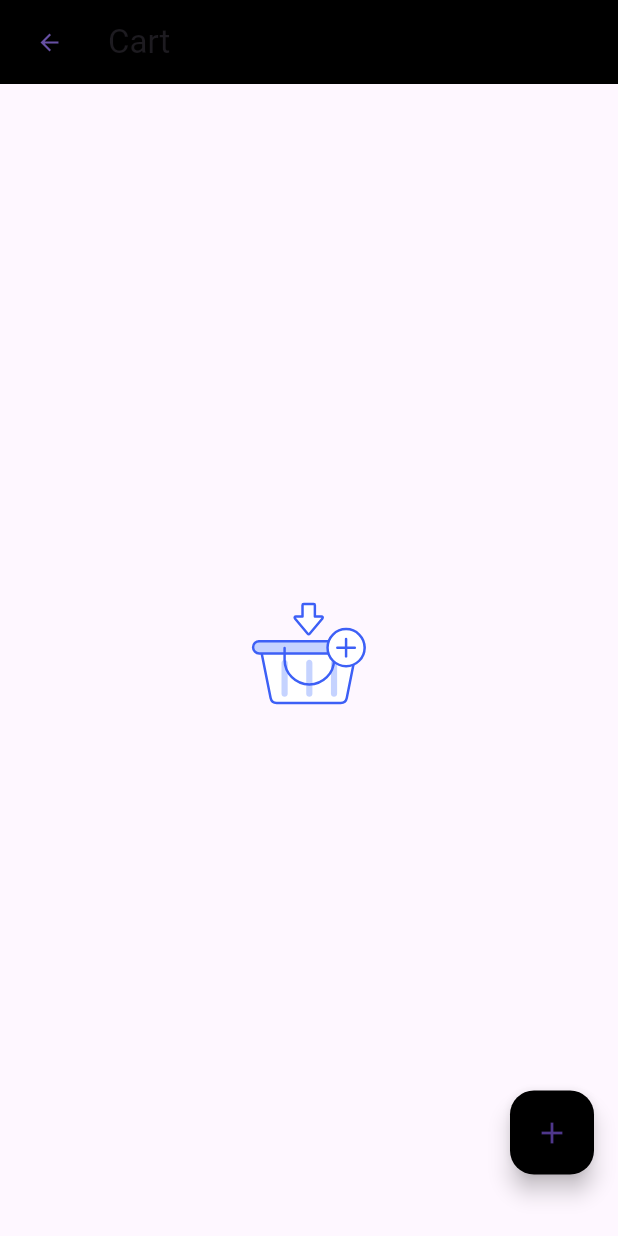
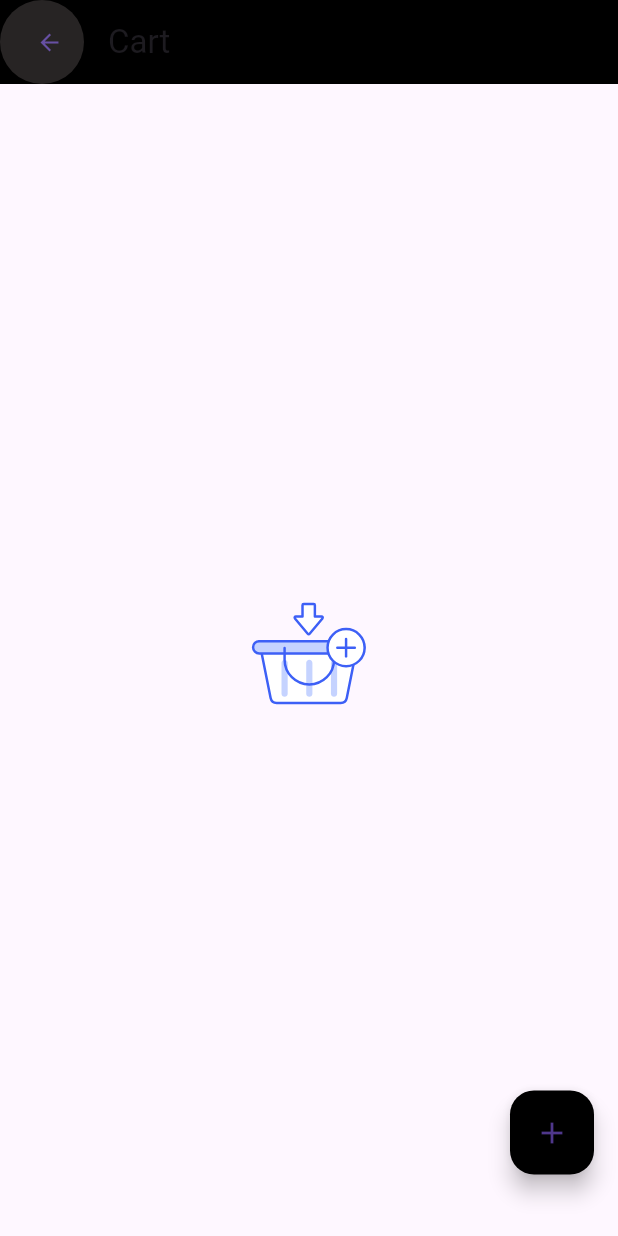
Before and after one commit to AshnaSathar/Resturant-sample, a Flutter app: the CartPage screen opened directly, on a phone screen of 412 x 824 dp. Run offline on Flutter 3.47's test engine with Material 3 defaults, Android fonts, the phone set to English and light mode, and no system bars; our stand-ins replace anim_search_bar, lottie; missing offline and left inert: filter_list; network calls fail.

Commit message:
corrected the error in sorted page and cart page

```diff
--- a/lib/utils/color_Constants.dart
+++ b/lib/utils/color_Constants.dart
@@ -5,5 +5,6 @@ class ColorsUsed {
   static Color black = Colors.black;
   static Color text_Color_White = Colors.white; // / used for tablename
   static Color amber = Colors.yellow;
+  static Color buttonColor = const Color.fromARGB(255, 39, 36, 36);
   static Color borderColor = const Color.fromARGB(31, 48, 48, 48);
 }
--- a/lib/view/Table.dart
+++ b/lib/view/Table.dart
@@ -22,7 +22,9 @@ class _TablesPageState extends State<TablesPage> {
     CustomAppBar appBarObject = CustomAppBar();
 
     return Scaffold(
-      appBar: appBarObject.getAppBar(title: "Table"),
+      appBar: appBarObject.getAppBar(
+        title: "Table",
+      ),
       body: SingleChildScrollView(
         scrollDirection: Axis.vertical,
         child: Column(
--- a/lib/view/cart.dart
+++ b/lib/view/cart.dart
@@ -1,6 +1,7 @@
 import 'package:flutter/material.dart';
 import 'package:flutter_application_1/controller/provider.dart';
 import 'package:flutter_application_1/model/model.dart';
+import 'package:flutter_application_1/utils/color_Constants.dart';
 import 'package:flutter_application_1/view/Home.dart';
 import 'package:flutter_application_1/view/categories.dart';
 import 'package:flutter_application_1/widgets/CustomFloatingActionButtonForcart.dart';
@@ -53,7 +54,7 @@ class _CartPageState extends State<CartPage> {
         title: Text("Cart"),
         leading: ElevatedButton(
           style: ButtonStyle(
-            backgroundColor: MaterialStatePropertyAll(Colors.black),
+            backgroundColor: MaterialStatePropertyAll(ColorsUsed.buttonColor),
           ),
           onPressed: () {
             Navigator.pushReplacement(
@@ -66,7 +67,7 @@ class _CartPageState extends State<CartPage> {
           child: Icon(Icons.arrow_back),
         ),
       ),
-      body: isCartButtonDisabled.isEmpty
+      body: Provider.of<ProviderClass>(context).selectedIds.isEmpty
           ? Center(
               child: Container(
                 height: MediaQuery.sizeOf(context).height * .1,
@@ -217,6 +218,9 @@ class _CartPageState extends State<CartPage> {
                         Padding(
                           padding: const EdgeInsets.all(8.0),
                           child: ElevatedButton(
+                            style: ButtonStyle(
+                                backgroundColor: MaterialStatePropertyAll(
+                                    ColorsUsed.buttonColor)),
                             onPressed: () {
                               isSendKitchen = !isSendKitchen;
                               Navigator.push(
@@ -240,6 +244,10 @@ class _CartPageState extends State<CartPage> {
                         Padding(
                           padding: const EdgeInsets.all(8.0),
                           child: ElevatedButton(
+                            style: ButtonStyle(
+                              backgroundColor: MaterialStatePropertyAll(
+                                  ColorsUsed.buttonColor),
+                            ),
                             onPressed: () {
                               Provider.of<ProviderClass>(context, listen: false)
                                   .tableIndexOff(index: tableIndex);
--- a/lib/widgets/CustomAppBar.dart
+++ b/lib/widgets/CustomAppBar.dart
@@ -5,6 +5,7 @@ class CustomAppBar {
   getAppBar({required String title}) {
     return AppBar(
       backgroundColor: ColorsUsed.black,
+
       title: Row(
         crossAxisAlignment: CrossAxisAlignment.start,
         children: [
```
Also changed, not shown: lib/controller/provider.dart (+17 -10 lines), lib/view/categories.dart (+11 -3 lines), lib/view/sortedList.dart (+23 -15 lines).
